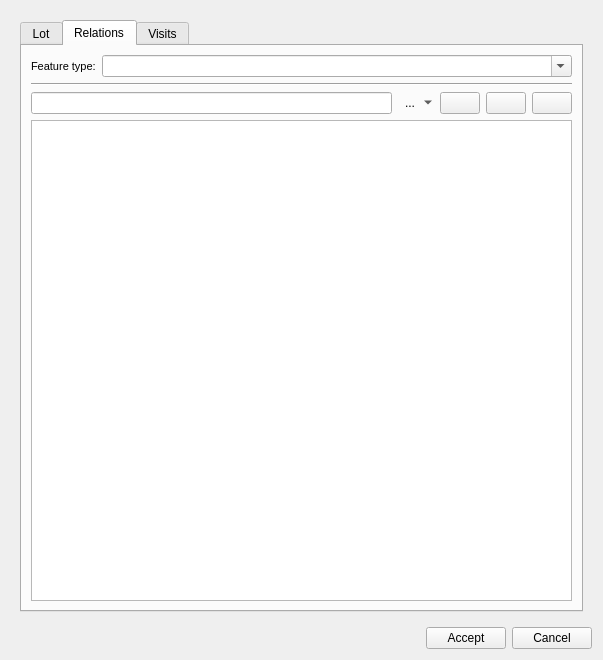
Giswater/giswater_qgis_plugin, file ui/add_lot.ui: the form before one commit.
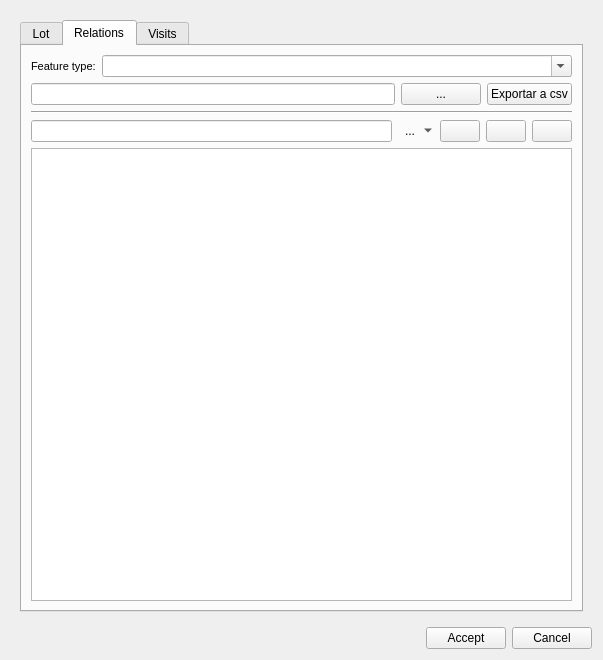
The form after the commit. The open tabs and pages were chosen to show the change. Icons and pictures are not drawn.

Commit message: Enhancement: apply changes on add_lot acoording for vilanova

Patch:
```diff
--- a/ui/add_lot.ui
+++ b/ui/add_lot.ui
@@ -763,6 +763,27 @@
             </item>
            </layout>
           </item>
+          <item>
+           <layout class="QHBoxLayout" name="horizontalLayout_20">
+            <item>
+             <widget class="QLineEdit" name="txt_path_rel"/>
+            </item>
+            <item>
+             <widget class="QPushButton" name="btn_path_rel">
+              <property name="text">
+               <string>...</string>
+              </property>
+             </widget>
+            </item>
+            <item>
+             <widget class="QPushButton" name="btn_export_rel">
+              <property name="text">
+               <string>Exportar a csv</string>
+              </property>
+             </widget>
+            </item>
+           </layout>
+          </item>
           <item>
            <widget class="Line" name="line_2">
             <property name="orientation">
```
The commit also changes 1 other file.
